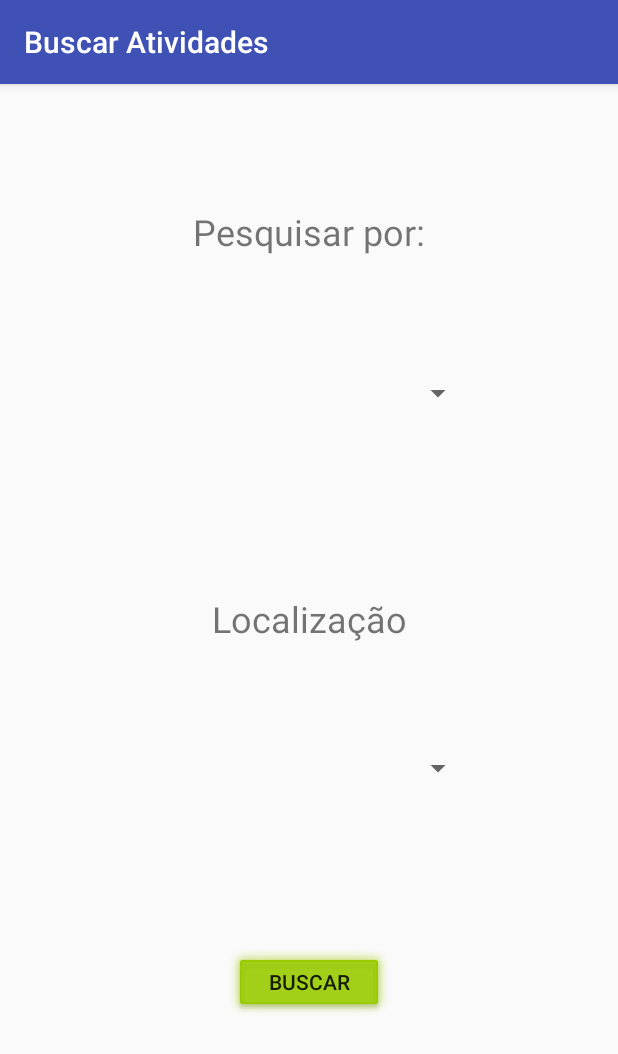
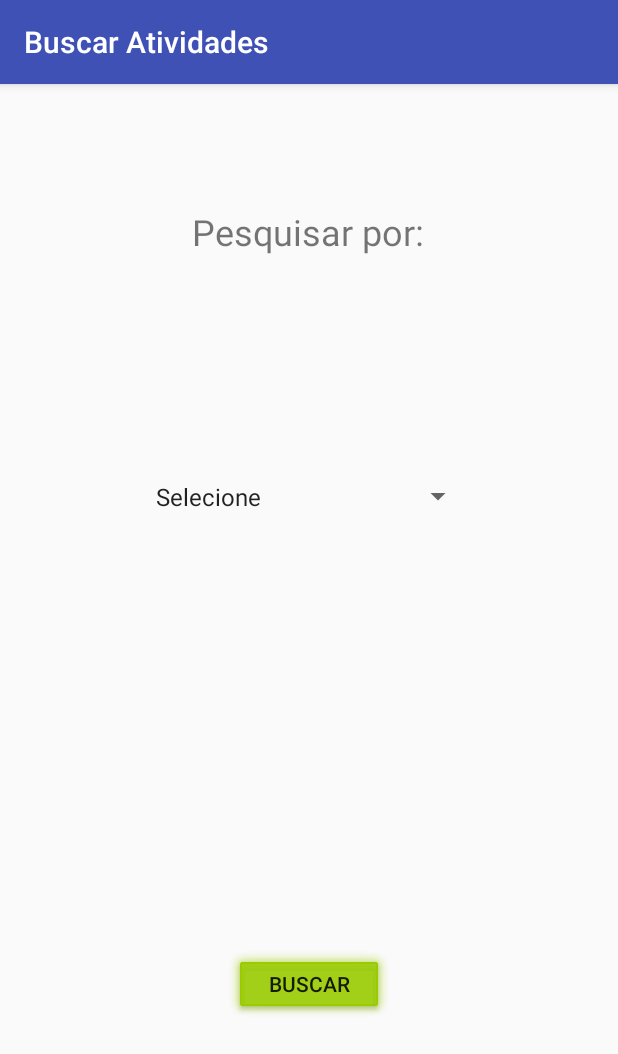
Before and after one commit to JulianaSatti/TCC2, an Android app: the BuscaAtividadesActivity screen opened directly, with no data from a screen before it, on a phone screen of 412 x 824 dp. Shown: the top 1054 px of the screen. Run offline under Robolectric (Android 15) with nearby library versions, the phone set to English and light mode, and no system bars.

Commit message:
Estou subindo a tela de busca de atividades mas ela ainda nao esta funcionando corretamente.

```diff
--- a/app/src/main/java/com/example/tcc/tcc/CadastroActivity.java
+++ b/app/src/main/java/com/example/tcc/tcc/CadastroActivity.java
@@ -258,9 +258,7 @@ public class CadastroActivity extends AppCompatActivity  {
                 requestQueue.add(stringRequest);
 
                         //////////////////////////termina aqui o envio de imagem para o servidor///////////////////////////////////////////
-
-
-                        Toast.makeText(getApplicationContext(),"Registro efetuado com sucesso!", Toast.LENGTH_LONG).show();
+                Toast.makeText(getApplicationContext(),"Registro efetuado com sucesso!", Toast.LENGTH_LONG).show();
                 Intent abreInicio = new Intent(CadastroActivity.this, LoginActivity.class);
                 startActivity(abreInicio);
             }else {
--- a/app/src/main/res/layout/activity_busca_atividades.xml
+++ b/app/src/main/res/layout/activity_busca_atividades.xml
@@ -4,66 +4,45 @@
     xmlns:tools="http://schemas.android.com/tools"
     android:layout_width="match_parent"
     android:layout_height="match_parent"
-    tools:context="com.example.tcc.tcc.BuscaAtividadesActivity">
+    tools:context="com.example.tcc.tcc.BuscaAtividadesActivity"
+    tools:layout_editor_absoluteY="81dp">
 
 
     <TextView
         android:id="@+id/textView4"
         android:layout_width="wrap_content"
         android:layout_height="wrap_content"
-        android:layout_marginBottom="15dp"
+        android:layout_marginBottom="18dp"
+        android:layout_marginEnd="33dp"
         android:layout_marginTop="82dp"
         android:text="Pesquisar por:"
         android:textSize="24sp"
-        app:layout_constraintBottom_toTopOf="@+id/spinner"
-        app:layout_constraintLeft_toLeftOf="parent"
-        app:layout_constraintRight_toRightOf="parent"
+        app:layout_constraintBottom_toTopOf="@+id/spinner_cat_atividades"
+        app:layout_constraintEnd_toEndOf="@+id/spinner_cat_atividades"
         app:layout_constraintTop_toTopOf="parent" />
 
     <Spinner
-        android:id="@+id/spinner"
+        android:id="@+id/spinner_cat_atividades"
         android:layout_width="220dp"
         android:layout_height="0dp"
-        android:layout_marginBottom="58dp"
-        app:layout_constraintBottom_toTopOf="@+id/textView5"
+        android:layout_marginBottom="160dp"
+        app:layout_constraintBottom_toTopOf="@+id/buscar_atividades"
         app:layout_constraintLeft_toLeftOf="parent"
         app:layout_constraintRight_toRightOf="parent"
         app:layout_constraintTop_toBottomOf="@+id/textView4" />
 
-    <TextView
-        android:id="@+id/textView5"
-        android:layout_width="wrap_content"
-        android:layout_height="wrap_content"
-        android:layout_marginBottom="7dp"
-        android:text="Localização"
-        android:textSize="24sp"
-        app:layout_constraintBottom_toTopOf="@+id/spinner2"
-        app:layout_constraintLeft_toLeftOf="parent"
-        app:layout_constraintRight_toRightOf="parent"
-        app:layout_constraintTop_toBottomOf="@+id/spinner" />
-
-    <Spinner
-        android:id="@+id/spinner2"
-        android:layout_width="220dp"
-        android:layout_height="0dp"
-        android:layout_marginBottom="44dp"
-        app:layout_constraintBottom_toTopOf="@+id/button2"
-        app:layout_constraintLeft_toLeftOf="parent"
-        app:layout_constraintRight_toRightOf="parent"
-        app:layout_constraintTop_toBottomOf="@+id/textView5" />
-
     <Button
-        android:id="@+id/button2"
+        android:id="@+id/buscar_atividades"
         android:layout_width="113dp"
         android:layout_height="wrap_content"
-        android:layout_marginBottom="141dp"
+        android:layout_marginBottom="140dp"
         android:background="@android:drawable/alert_dark_frame"
         android:backgroundTint="@android:color/holo_green_light"
         android:text="Buscar"
         app:layout_constraintBottom_toBottomOf="parent"
-        app:layout_constraintLeft_toLeftOf="parent"
-        app:layout_constraintRight_toRightOf="parent"
-        app:layout_constraintTop_toBottomOf="@+id/spinner2" />
+        app:layout_constraintEnd_toEndOf="parent"
+        app:layout_constraintStart_toStartOf="parent"
+        app:layout_constraintTop_toBottomOf="@+id/spinner_cat_atividades" />
 
 
 </android.support.constraint.ConstraintLayout>
```
Also changed, not shown: app/src/main/AndroidManifest.xml (+6 -4 lines), app/src/main/java/com/example/tcc/tcc/AtividadesEncontradasActivity.java (+104 -0 lines), app/src/main/java/com/example/tcc/tcc/BuscaAtividadesActivity.java (+3 -9 lines), app/src/main/java/com/example/tcc/tcc/atividadesEncontradas.java (added, +42 -0 lines), app/src/main/java/com/example/tcc/tcc/atividadesEncontradasAdapter.java (added, +61 -0 lines), app/src/main/res/layout/activity_atividades_encontradas.xml (+10 -2 lines), app/src/main/res/layout/linha_ativ_encontrada.xml (added, +23 -0 lines).
